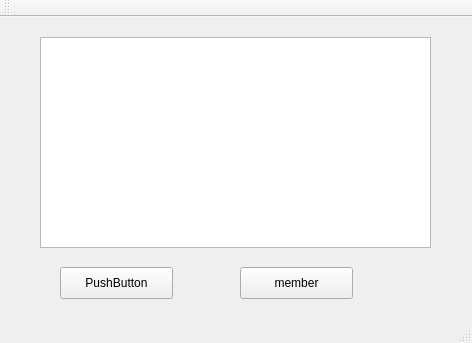
Above: mainwindow.ui from supojen/Bulk_Club before the change. Below: the same form after it.
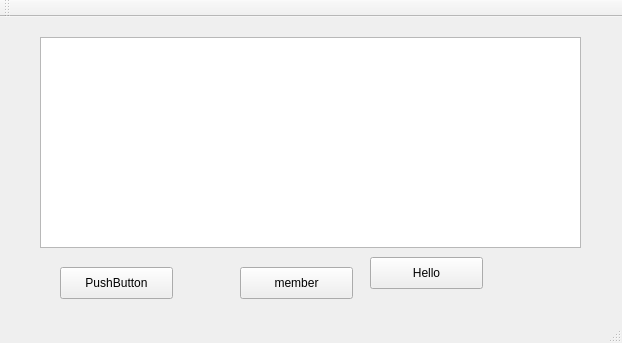
That is the form after the change.

What changed in the file:
```diff
--- a/mainwindow.ui
+++ b/mainwindow.ui
@@ -6,7 +6,7 @@
    <rect>
     <x>0</x>
     <y>0</y>
-    <width>472</width>
+    <width>622</width>
     <height>343</height>
    </rect>
   </property>
@@ -19,7 +19,7 @@
      <rect>
       <x>40</x>
       <y>20</y>
-      <width>391</width>
+      <width>541</width>
       <height>211</height>
      </rect>
     </property>
@@ -50,6 +50,19 @@
      <string>member</string>
     </property>
    </widget>
+   <widget class="QPushButton" name="pushButton_2">
+    <property name="geometry">
+     <rect>
+      <x>370</x>
+      <y>240</y>
+      <width>113</width>
+      <height>32</height>
+     </rect>
+    </property>
+    <property name="text">
+     <string>Hello</string>
+    </property>
+   </widget>
   </widget>
   <widget class="QMenuBar" name="menuBar">
    <property name="geometry">
```
Left out of the diff: 2 changed lines with no effect on the pictures.
